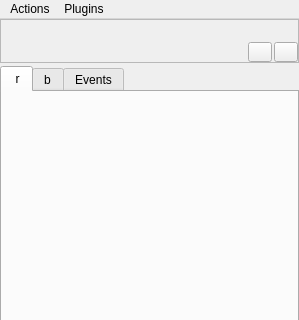
This is widgets/mainWindow.ui in xmpp-graveyard/jabbim as Qt 5 draws it before an edit; both pictures show x 0 to 299 and y 0 to 320 of the 299 by 694 pixel window. The edited form follows.
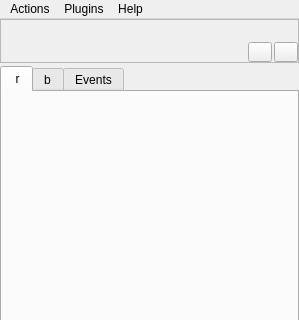
This is the edited form. Icons and pictures are not drawn.

Commit message: about dialog

```diff
--- a/widgets/mainWindow.ui
+++ b/widgets/mainWindow.ui
@@ -479,8 +479,15 @@
     <addaction name="separator" />
     <addaction name="actionQuit" />
    </widget>
+   <widget class="QMenu" name="menuHelp" >
+    <property name="title" >
+     <string>Help</string>
+    </property>
+    <addaction name="actionAbout" />
+   </widget>
    <addaction name="menuAkce" />
    <addaction name="menuPlugins" />
+   <addaction name="menuHelp" />
   </widget>
   <action name="actionShow_XML" >
    <property name="text" >
```
Left out of the diff: 5 changed lines with no effect on the pictures. The commit also changes 4 other files.
